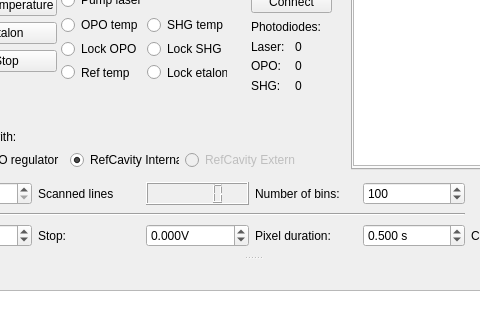
Old version of the form gui/cwave/cwavescanner.ui in the repository Ulm-IQO/qudi; both pictures show x 189 to 669 and y 107 to 427 of the 883 by 851 pixel window.
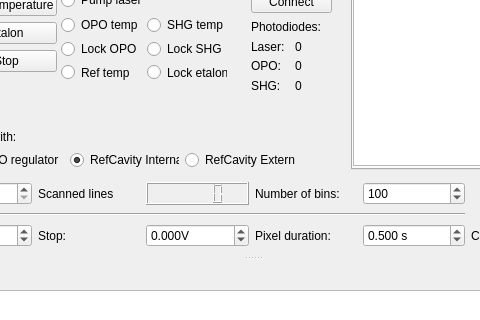
New version of the form. Icons and pictures are not drawn. Custom widgets are drawn as their Qt base class.

```diff
--- a/gui/cwave/cwavescanner.ui
+++ b/gui/cwave/cwavescanner.ui
@@ -731,7 +731,7 @@
         <item>
          <widget class="QRadioButton" name="radioButtonMode_refcavext">
           <property name="enabled">
-           <bool>false</bool>
+           <bool>true</bool>
           </property>
           <property name="text">
            <string>RefCavity External</string>
```
